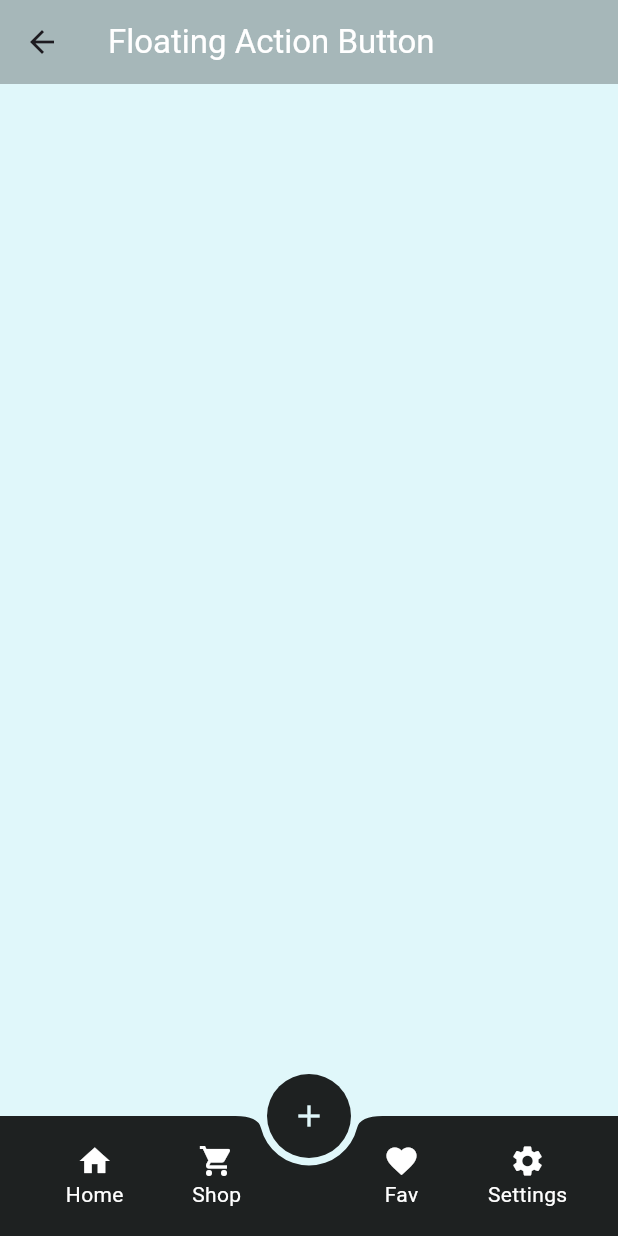
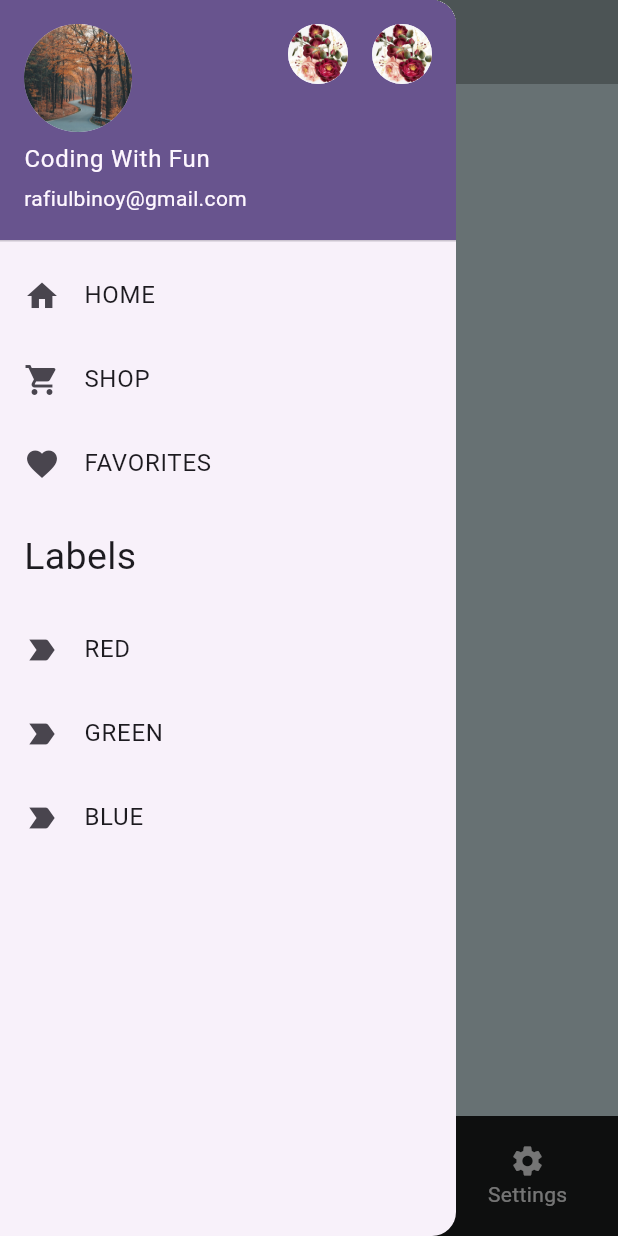
Before and after one commit to rafiul9040devapp/Test_Geet, a Flutter app: the WFloatingButton screen opened directly, with the side drawer open (before the commit the screen has no drawer), on a phone screen of 412 x 824 dp. Run offline on Flutter 3.47's test engine with Material 2 defaults, Android fonts, the phone set to English and light mode, and no system bars; our stand-ins replace get, lottie, transparent_image; project files that could hold a hidden picture were left out.

Commit message:
Drawer is done under the WFloatingButton

```diff
--- a/lib/floating_button/w_floating_button.dart
+++ b/lib/floating_button/w_floating_button.dart
@@ -9,10 +9,70 @@ class WFloatingButton extends StatelessWidget {
       backgroundColor: Colors.cyan.shade50,
       appBar: AppBar(
         title: Text(
-          MediaQuery.of(context).size.width<500?"Floating Action Button":"jhgjhhjgjhg",
+          MediaQuery.of(context).size.width < 500
+              ? "Navigation Drawer"
+              : "Floating Action Bar",
           style: const TextStyle(color: Colors.white),
         ),
         backgroundColor: Colors.black26,
+      ),
+      drawer: Drawer(
+        child: ListView(
+          children: [
+            const UserAccountsDrawerHeader(
+              accountName: Text("Coding With Fun"),
+              accountEmail: Text("rafiulbinoy@gmail.com"),
+              currentAccountPicture: CircleAvatar(
+                foregroundImage: AssetImage("assets/images/road.jpg"),
+              ),
+              otherAccountsPictures: [
+                CircleAvatar(
+                  foregroundImage: AssetImage("assets/images/rose.jpg"),
+                ),
+                CircleAvatar(
+                  foregroundImage: AssetImage("assets/images/rose.jpg"),
+                ),
+              ],
+            ),
+            ListTile(
+              leading: const Icon(Icons.home),
+              title: const Text("HOME"),
+              onTap: () {},
+            ),
+            ListTile(
+              leading: const Icon(Icons.shopping_cart),
+              title: const Text("SHOP"),
+              onTap: () {},
+            ),
+            ListTile(
+              leading: const Icon(Icons.favorite),
+              title: const Text("FAVORITES"),
+              onTap: () {},
+            ),
+            const Padding(
+              padding: EdgeInsets.all(16.0),
+              child: Text(
+                "Labels",
+                style: TextStyle(fontSize: 25.0),
+              ),
+            ),
+            ListTile(
+              leading: const Icon(Icons.label_important),
+              title: const Text("RED"),
+              onTap: () {},
+            ),
+            ListTile(
+              leading: const Icon(Icons.label_important),
+              title: const Text("GREEN"),
+              onTap: () {},
+            ),
+            ListTile(
+              leading: const Icon(Icons.label_important),
+              title: const Text("BLUE"),
+              onTap: () {},
+            ),
+          ],
+        ),
       ),
       floatingActionButtonLocation: FloatingActionButtonLocation.centerDocked,
       floatingActionButton: FloatingActionButton(
--- a/lib/main.dart
+++ b/lib/main.dart
@@ -1,6 +1,8 @@
 import 'package:flutter/material.dart';
 import 'package:get/get_navigation/src/root/get_material_app.dart';
 import 'package:test_geet/wlottieanimation/wlottieanimation.dart';
+
+import 'floating_button/w_floating_button.dart';
 
 
 void main() {
@@ -20,6 +22,6 @@ class MyApp extends StatelessWidget {
           colorScheme: ColorScheme.fromSeed(seedColor: Colors.deepPurple),
           useMaterial3: true,
         ),
-        home: const WLottieAnimation());
+        home: const WFloatingButton());
   }
 }
```
Also changed, not shown: lib/responsive_layout/responsive_layout.dart (added).
